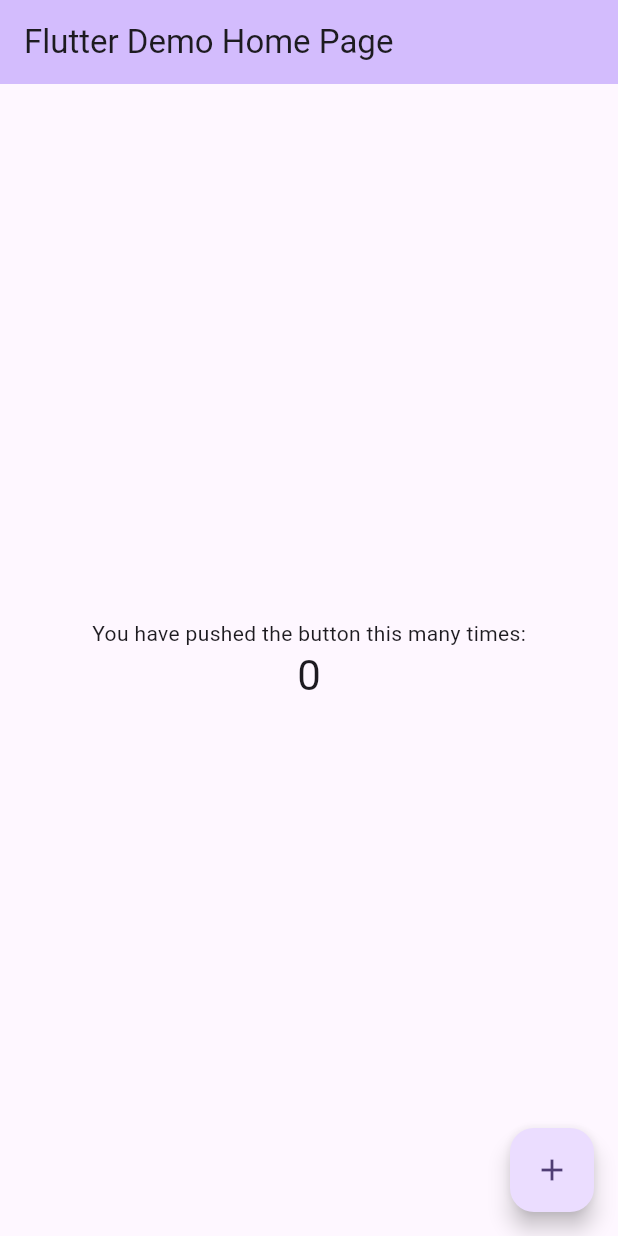
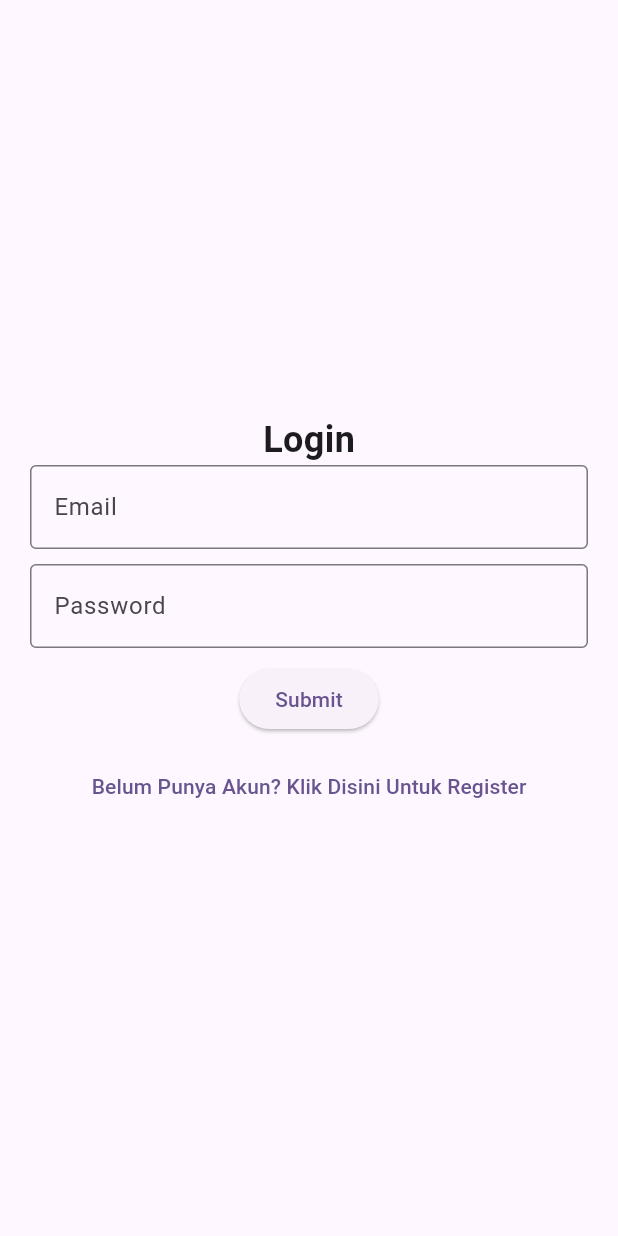
Before and after one commit to NurYahya24/PA_KELOMPOK2_B1_MOBILE, a Flutter app: the screen it shows after launch, on a phone screen of 412 x 824 dp. Run offline on Flutter 3.47's test engine with Material 2 defaults, Android fonts, the phone set to English and light mode, and no system bars; our stand-ins replace firebase_auth, firebase_core; accounts and stored records are empty.

Commit message:
login dan screens widget

```diff
--- a/lib/main.dart
+++ b/lib/main.dart
@@ -1,6 +1,9 @@
 import 'package:flutter/material.dart';
 import 'firebase_options.dart';
 import 'package:firebase_core/firebase_core.dart';
+import 'package:firebase_auth/firebase_auth.dart';
+import 'screens/Login.dart';
+import 'screens/home.dart';
 
 void main() async {
   WidgetsFlutterBinding.ensureInitialized();
@@ -19,113 +22,20 @@ class MyApp extends StatelessWidget {
     return MaterialApp(
       title: 'Flutter Demo',
       theme: ThemeData(
-        // This is the theme of your application.
-        //
-        // TRY THIS: Try running your application with "flutter run". You'll see
-        // the application has a blue toolbar. Then, without quitting the app,
-        // try changing the seedColor in the colorScheme below to Colors.green
-        // and then invoke "hot reload" (save your changes or press the "hot
-        // reload" button in a Flutter-supported IDE, or press "r" if you used
-        // the command line to start the app).
-        //
-        // Notice that the counter didn't reset back to zero; the application
-        // state is not lost during the reload. To reset the state, use hot
-        // restart instead.
-        //
-        // This works for code too, not just values: Most code changes can be
-        // tested with just a hot reload.
         colorScheme: ColorScheme.fromSeed(seedColor: Colors.deepPurple),
         useMaterial3: true,
       ),
-      home: const MyHomePage(title: 'Flutter Demo Home Page'),
+      home: StreamBuilder<User?>(
+        stream: FirebaseAuth.instance.authStateChanges(),
+        builder: (context, snapshot) {
+          if (snapshot.hasData) {
+            return Home();
+          } else {
+            return Login();
+          }
+        },
+      ),
+      debugShowCheckedModeBanner: false,
     );
   }
 }
-
-class MyHomePage extends StatefulWidget {
-  const MyHomePage({super.key, required this.title});
-
-  // This widget is the home page of your application. It is stateful, meaning
-  // that it has a State object (defined below) that contains fields that affect
-  // how it looks.
-
-  // This class is the configuration for the state. It holds the values (in this
-  // case the title) provided by the parent (in this case the App widget) and
-  // used by the build method of the State. Fields in a Widget subclass are
-  // always marked "final".
-
-  final String title;
-
-  @override
-  State<MyHomePage> createState() => _MyHomePageState();
-}
-
-class _MyHomePageState extends State<MyHomePage> {
-  int _counter = 0;
-
-  void _incrementCounter() {
-    setState(() {
-      // This call to setState tells the Flutter framework that something has
-      // changed in this State, which causes it to rerun the build method below
-      // so that the display can reflect the updated values. If we changed
-      // _counter without calling setState(), then the build method would not be
-      // called again, and so nothing would appear to happen.
-      _counter++;
-    });
-  }
-
-  @override
-  Widget build(BuildContext context) {
-    // This method is rerun every time setState is called, for instance as done
-    // by the _incrementCounter method above.
-    //
-    // The Flutter framework has been optimized to make rerunning build methods
-    // fast, so that you can just rebuild anything that needs updating rather
-    // than having to individually change instances of widgets.
-    return Scaffold(
-      appBar: AppBar(
-        // TRY THIS: Try changing the color here to a specific color (to
-        // Colors.amber, perhaps?) and trigger a hot reload to see the AppBar
-        // change color while the other colors stay the same.
-        backgroundColor: Theme.of(context).colorScheme.inversePrimary,
-        // Here we take the value from the MyHomePage object that was created by
-        // the App.build method, and use it to set our appbar title.
-        title: Text(widget.title),
-      ),
-      body: Center(
-        // Center is a layout widget. It takes a single child and positions it
-        // in the middle of the parent.
-        child: Column(
-          // Column is also a layout widget. It takes a list of children and
-          // arranges them vertically. By default, it sizes itself to fit its
-          // children horizontally, and tries to be as tall as its parent.
-          //
-          // Column has various properties to control how it sizes itself and
-          // how it positions its children. Here we use mainAxisAlignment to
-          // center the children vertically; the main axis here is the vertical
-          // axis because Columns are vertical (the cross axis would be
-          // horizontal).
-          //
-          // TRY THIS: Invoke "debug painting" (choose the "Toggle Debug Paint"
-          // action in the IDE, or press "p" in the console), to see the
-          // wireframe for each widget.
-          mainAxisAlignment: MainAxisAlignment.center,
-          children: <Widget>[
-            const Text(
-              'You have pushed the button this many times:',
-            ),
-            Text(
-              '$_counter',
-              style: Theme.of(context).textTheme.headlineMedium,
-            ),
-          ],
-        ),
-      ),
-      floatingActionButton: FloatingActionButton(
-        onPressed: _incrementCounter,
-        tooltip: 'Increment',
-        child: const Icon(Icons.add),
-      ), // This trailing comma makes auto-formatting nicer for build methods.
-    );
-  }
-}
--- /dev/null
+++ b/lib/provider/Auth.dart
@@ -0,0 +1,18 @@
+import 'package:firebase_auth/firebase_auth.dart';
+
+class Auth {
+  final FirebaseAuth _auth = FirebaseAuth.instance;
+  Future<void> regis(String email, String password) async {
+    final user = await _auth.createUserWithEmailAndPassword(
+      email: email,
+      password: password,
+    );
+  }
+
+  Future<void> login(String email, String password) async {
+    final user = await _auth.signInWithEmailAndPassword(
+      email: email,
+      password: password,
+    );
+  }
+}
--- /dev/null
+++ b/lib/screens/Login.dart
@@ -0,0 +1,109 @@
+// ignore_for_file: prefer_const_constructors, prefer_const_literals_to_create_immutables, must_be_immutable, prefer_final_fields
+
+import 'Regis.dart';
+import 'package:flutter/material.dart';
+import '../provider/Auth.dart';
+
+class Login extends StatefulWidget {
+  const Login({super.key});
+
+  @override
+  State<Login> createState() => _LoginState();
+}
+
+class _LoginState extends State<Login> {
+  bool _loading = false;
+
+  final _formKey = GlobalKey<FormState>();
+
+  final TextEditingController _ctrlEmail = TextEditingController();
+
+  final TextEditingController _ctrlPassword = TextEditingController();
+
+  handleSubmit() async {
+    if (!_formKey.currentState!.validate()) return;
+    final email = _ctrlEmail.value.text;
+    final password = _ctrlPassword.value.text;
+    setState(() => _loading = true);
+    await Auth().login(email, password);
+    setState(() => _loading = false);
+  }
+
+  @override
+  Widget build(BuildContext context) {
+    return Scaffold(
+      body: Center(
+        child: Form(
+          key: _formKey,
+          child: Padding(
+            padding: const EdgeInsets.all(20),
+            child: Column(
+              mainAxisAlignment: MainAxisAlignment.center,
+              children: [
+                Text(
+                  "Login",
+                  style: TextStyle(
+                    fontSize: 24,
+                    fontWeight: FontWeight.bold,
+                  ),
+                ),
+                TextFormField(
+                  controller: _ctrlEmail,
+                  validator: (value) {
+                    if (value == null || value.isEmpty) {
+                      return 'Silakan Masukkan Email Anda';
+                    }
+                    return null;
+                  },
+                  decoration: InputDecoration(
+                    border: OutlineInputBorder(),
+                    hintText: 'Email',
+                  ),
+                ),
+                SizedBox(height: 10),
+                TextFormField(
+                  controller: _ctrlPassword,
+                  obscureText: true,
+                  validator: (value) {
+                    if (value == null || value.isEmpty) {
+                      return 'Silakan Masukkan Password Anda';
+                    }
+                    return null;
+                  },
+                  decoration: InputDecoration(
+                    border: OutlineInputBorder(),
+                    hintText: 'Password',
+                  ),
+                ),
+                SizedBox(height: 10),
+                ElevatedButton(
+                  onPressed: () => handleSubmit(),
+                  child: _loading
+                      ? const SizedBox(
+                          width: 20,
+                          height: 20,
+                          child: CircularProgressIndicator(
+                            color: Colors.white,
+                            strokeWidth: 2,
+                          ),
+                        )
+                      : Text("Submit"),
+                ),
+                SizedBox(
+                  height: 10,
+                ),
+                TextButton(
+                  onPressed: () {
+                    Navigator.push(context,
+                        MaterialPageRoute(builder: (context) => Regis()));
+                  },
+                  child: Text("Belum Punya Akun? Klik Disini Untuk Register"),
+                )
+              ],
+            ),
+          ),
+        ),
+      ),
+    );
+  }
+}
--- a/pubspec.yaml
+++ b/pubspec.yaml
@@ -31,6 +31,8 @@ dependencies:
   flutter:
     sdk: flutter
   firebase_core: ^2.22.0
+  firebase_auth: ^4.14.0
+  cloud_firestore: ^4.13.1
 
 
   # The following adds the Cupertino Icons font to your application.
```
Also changed, not shown: lib/screens/Regis.dart (added, +108 -0 lines), lib/screens/affirmation.dart (added, +16 -0 lines), lib/screens/highlight.dart (added, +16 -0 lines), lib/screens/home.dart (added, +87 -0 lines), lib/screens/journal.dart (added, +16 -0 lines), lib/screens/quotes.dart (added, +16 -0 lines), pubspec.lock, 2 other files.
